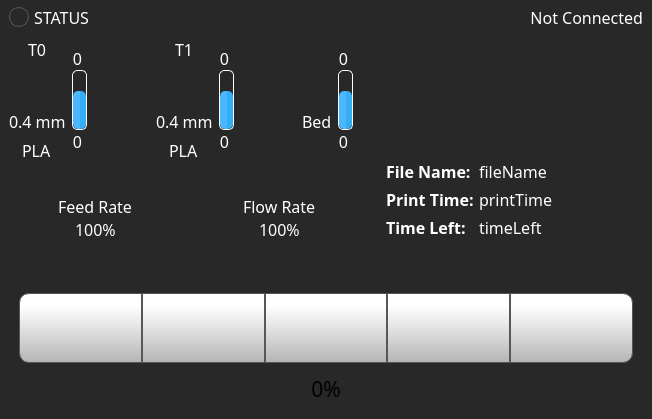
Old version of the form octoprint_ControlCenter/ui/home_screen/home_screen.ui in the repository FracktalWorks/ControlCenter.
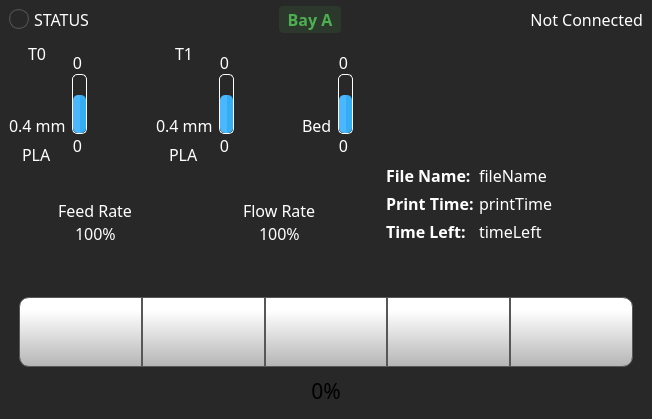
New version of the form. Icons and pictures are not drawn.

Commit message:
Add dual material bay support for Dragon 400 V2
Implements dual material bay (Y-splitter) support for the Dragon 400 V2 printer, including new firmware configs, GCode macros, and extensive Python UI and logic changes. Adds new configuration variables, persistent state handling, UI elements for Bay B, validation logic, and updated filament change workflows. Documentation and test cases are included to ensure correct operation and backward compatibility with single-bay printers.

The edit to the form file:
```diff
--- a/octoprint_ControlCenter/ui/home_screen/home_screen.ui
+++ b/octoprint_ControlCenter/ui/home_screen/home_screen.ui
@@ -135,6 +135,43 @@
        </property>
       </spacer>
      </item>
+     <item alignment="Qt::AlignVCenter">
+      <widget class="QLabel" name="activeMaterialBayLabel">
+       <property name="font">
+        <font>
+         <family>Montserrat</family>
+         <pointsize>12</pointsize>
+         <weight>75</weight>
+         <bold>true</bold>
+        </font>
+       </property>
+       <property name="styleSheet">
+        <string notr="true">color: rgb(76, 175, 80);
+background-color: rgba(76, 175, 80, 30);
+padding: 2px 8px;
+border-radius: 4px;</string>
+       </property>
+       <property name="text">
+        <string>Bay A</string>
+       </property>
+       <property name="alignment">
+        <set>Qt::AlignCenter</set>
+       </property>
+      </widget>
+     </item>
+     <item>
+      <spacer name="horizontalSpacer_2">
+       <property name="orientation">
+        <enum>Qt::Horizontal</enum>
+       </property>
+       <property name="sizeHint" stdset="0">
+        <size>
+         <width>40</width>
+         <height>20</height>
+        </size>
+       </property>
+      </spacer>
+     </item>
      <item alignment="Qt::AlignVCenter">
       <widget class="QLabel" name="ipStatus">
        <property name="font">
```
The commit also changes 22 other files.
